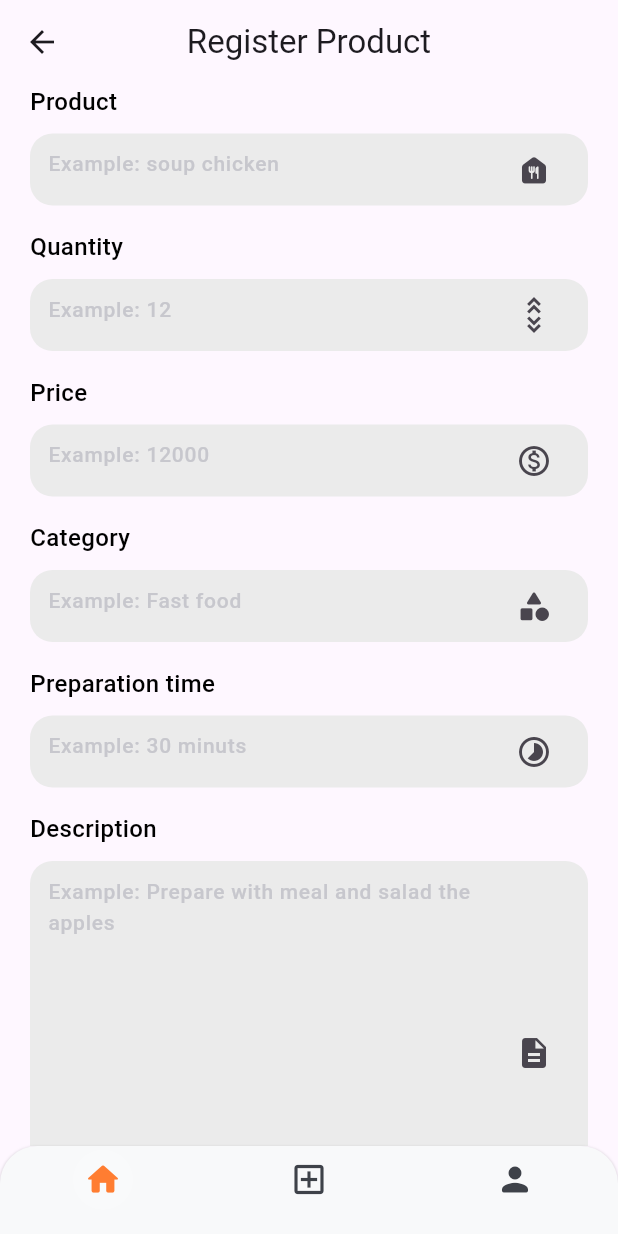
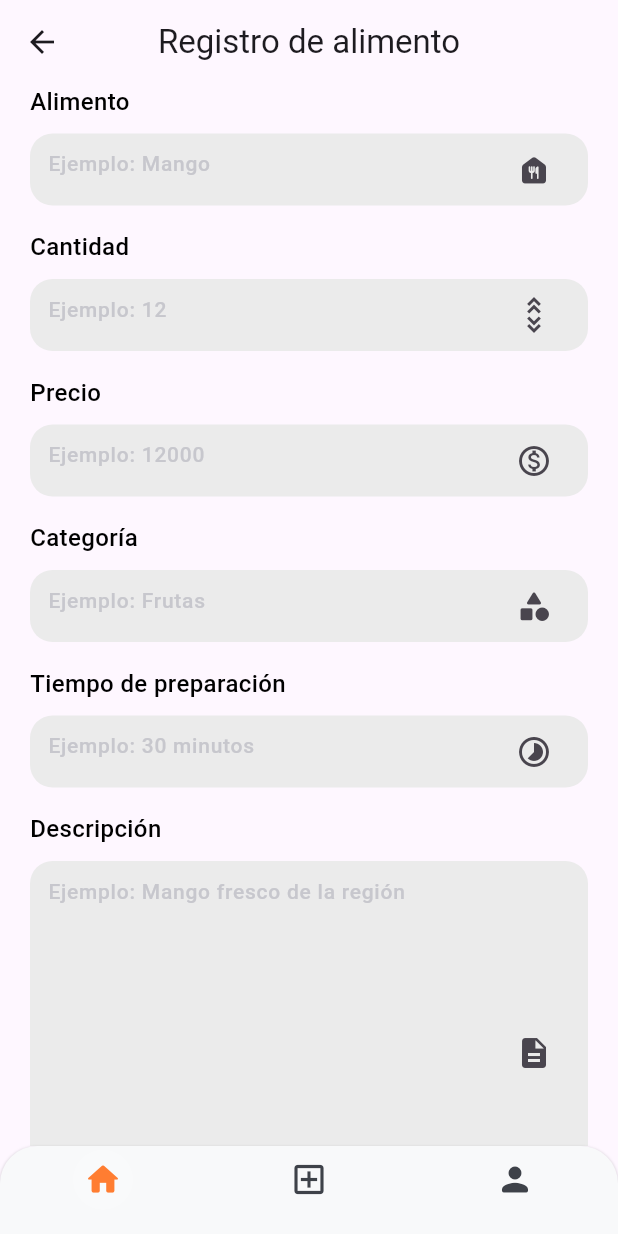
Before and after one commit to GiovanniNoRocket/ecosecha_app, a Flutter app: the FoodRegister screen opened directly, on a phone screen of 412 x 824 dp. Run offline on Flutter 3.47's test engine with Material 3 defaults, Android fonts, the phone set to English and light mode, and no system bars; our stand-ins replace awesome_dialog, cloud_firestore, dropdown_button2, email_validator, firebase_auth, firebase_core and 6 more; missing offline and left inert: flutter_verification_code, raised_buttons; accounts and stored records are empty; generated files the repository leaves out were written again; network calls fail.

Commit message:
Ultimas traducciones

```diff
--- a/lib/views/food_detail.dart
+++ b/lib/views/food_detail.dart
@@ -164,7 +164,7 @@ class _FoodDetailsPageState extends State<FoodDetailsPage> {
                           ),
                           child: Center(
                             child: Text(
-                              'Add x $selectedQuantity',
+                              'Agregar x $selectedQuantity',
                               style: const TextStyle(
                                   fontSize: 18.0,
                                   color: Colors.white,
@@ -201,10 +201,10 @@ class _FoodDetailsPageState extends State<FoodDetailsPage> {
                     ),
                     tabs: [
                       Tab(
-                        text: 'Food Details',
+                        text: 'Detalles del alimento',
                       ),
                       Tab(
-                        text: 'Food Reviews',
+                        text: 'Reseñas del alimento',
                       ),
                     ],
                   ),
--- a/lib/views/food_register.dart
+++ b/lib/views/food_register.dart
@@ -19,7 +19,6 @@ class FoodRegister extends StatefulWidget {
 
 class _FoodRegisterState extends State<FoodRegister> {
   late XFile sampleImage = XFile('');
-  //late final List<XFile> images = [];
   final formKey = GlobalKey<FormState>();
   final TextEditingController productController = TextEditingController();
   final TextEditingController quantityController = TextEditingController();
@@ -34,18 +33,8 @@ class _FoodRegisterState extends State<FoodRegister> {
   Widget build(BuildContext context) {
     return Scaffold(
       appBar: AppBar(
-        title: const Text("Register Product"),
+        title: const Text("Registro de alimento"),
         centerTitle: true,
-        /*leading: IconButton(
-          icon: const Icon(
-            Icons.arrow_back_ios,
-            color: Color(0xFF3a3737),
-          ),
-          onPressed: () {
-            Navigator.pushReplacement(
-                context, ScaleRoute(page: const HomeScreenOwner()));
-          },
-        ),*/
       ),
       body: enableUpload(),
       bottomNavigationBar: const NavBarOwner(),
@@ -64,25 +53,9 @@ class _FoodRegisterState extends State<FoodRegister> {
       }
     } catch (e) {
       showPersonalizedAlert(
-          context, "Unexpected error", AlertMessageType.error);
+          context, "Error inesperado", AlertMessageType.error);
     }
   }
-
-  /*Future<void> getImages() async {
-    try {
-      final List<XFile> pickedImages = await ImagePicker().pickMultiImage();
-
-      if (pickedImages.isNotEmpty) {
-        setState(() {
-          images.addAll(pickedImages);
-        });
-      }
-    } catch (e) {
-      // Manejar errores aquí
-      showPersonalizedAlert(
-          context, "Unexpected error", AlertMessageType.error);
-    }
-  }*/
 
   Widget enableUpload() {
     return SingleChildScrollView(
@@ -91,8 +64,8 @@ class _FoodRegisterState extends State<FoodRegister> {
         child: Column(
           children: <Widget>[
             CustomFormField(
-                headingText: "Product",
-                hintText: "Example: soup chicken",
+                headingText: "Alimento",
+                hintText: "Ejemplo: Mango",
                 obsecureText: false,
                 suffixIcon: const Icon(Icons.food_bank_rounded),
                 textInputType: TextInputType.name,
@@ -101,8 +74,8 @@ class _FoodRegisterState extends State<FoodRegister> {
                 maxLines: 1),
             const SizedBox(height: 16.0),
             CustomFormField(
-                headingText: "Quantity",
-                hintText: "Example: 12",
+                headingText: "Cantidad",
+                hintText: "Ejemplo: 12",
                 obsecureText: false,
                 suffixIcon: const Icon(Icons.unfold_more_double_sharp),
                 textInputType: TextInputType.number,
@@ -111,8 +84,8 @@ class _FoodRegisterState extends State<FoodRegister> {
                 maxLines: 1),
             const SizedBox(height: 16.0),
             CustomFormField(
-                headingText: "Price",
-                hintText: "Example: 12000",
+                headingText: "Precio",
+                hintText: "Ejemplo: 12000",
                 obsecureText: false,
                 suffixIcon: const Icon(Icons.monetization_on_outlined),
                 textInputType: TextInputType.number,
@@ -121,8 +94,8 @@ class _FoodRegisterState extends State<FoodRegister> {
                 maxLines: 1),
             const SizedBox(height: 16.0),
             CustomFormField(
-                headingText: "Category",
-                hintText: "Example: Fast food",
+                headingText: "Categoría",
+                hintText: "Ejemplo: Frutas",
                 obsecureText: false,
                 suffixIcon: const Icon(Icons.category_rounded),
                 textInputType: TextInputType.text,
@@ -131,8 +104,8 @@ class _FoodRegisterState extends State<FoodRegister> {
                 maxLines: 1),
             const SizedBox(height: 16.0),
             CustomFormField(
-                headingText: "Preparation time",
-                hintText: "Example: 30 minuts",
+                headingText: "Tiempo de preparación",
+                hintText: "Ejemplo: 30 minutos",
                 obsecureText: false,
                 suffixIcon: const Icon(Icons.timelapse_outlined),
                 textInputType: TextInputType.text,
@@ -141,8 +114,8 @@ class _FoodRegisterState extends State<FoodRegister> {
                 maxLines: 1),
             const SizedBox(height: 16.0),
             CustomFormField(
-                headingText: "Description",
-                hintText: "Example: Prepare with meal and salad the apples",
+                headingText: "Descripción",
+                hintText: "Ejemplo: Mango fresco de la región",
                 obsecureText: false,
                 suffixIcon: const Icon(Icons.description),
                 textInputType: TextInputType.text,
@@ -150,20 +123,7 @@ class _FoodRegisterState extends State<FoodRegister> {
                 controller: descriptionController,
                 maxLines: 10),
             const SizedBox(height: 16.0),
-            const Text("Add image your product"),
-            /*Wrap(
-              children: [
-                ...images.map((e) => Padding(
-                      padding: const EdgeInsets.all(5),
-                      child: Image.file(
-                        File(e.path),
-                        height: 90,
-                        width: 100,
-                      ),
-                    ))
-              ],
-            ),*/
-
+            const Text("Agrega una imagen del alimento"),
             if (sampleImage.path.isNotEmpty)
               Image.file(
                 File(sampleImage.path),
@@ -216,7 +176,8 @@ class _FoodRegisterState extends State<FoodRegister> {
           descriptionController.text,
           sampleImage);
     } else {
-      showPersonalizedAlert(context, "Expected error", AlertMessageType.error);
+      showPersonalizedAlert(
+          context, "Error inesperado", AlertMessageType.error);
     }
   }
 }
--- a/lib/views/historial.dart
+++ b/lib/views/historial.dart
@@ -18,7 +18,6 @@ class HistorialView extends StatelessWidget {
           style: TextStyle(fontWeight: FontWeight.bold),
         ),
         centerTitle: true,
-        // Add any other app bar customization as needed
       ),
       body: FutureBuilder<List<DetailPayment>>(
         future: DetailPaymentController().getDetailPaymentDelivered(uid),
@@ -42,8 +41,7 @@ class HistorialView extends StatelessWidget {
             if (detail != null && detail.isNotEmpty) {
               return SingleChildScrollView(
                 child: Padding(
-                  padding:
-                      const EdgeInsets.symmetric(horizontal: 10),
+                  padding: const EdgeInsets.symmetric(horizontal: 10),
                   child: ListView.separated(
                     shrinkWrap: true,
                     physics: const NeverScrollableScrollPhysics(),
--- a/lib/views/order_view.dart
+++ b/lib/views/order_view.dart
@@ -36,7 +36,7 @@ class _OrderViewState extends State<OrderView> {
     return Scaffold(
       appBar: AppBar(
         title: const Text(
-          'Orders',
+          'Ordenes en proceso',
           style: TextStyle(fontWeight: FontWeight.bold),
         ),
         centerTitle: true,
--- a/lib/views/otp_verification.dart
+++ b/lib/views/otp_verification.dart
@@ -85,14 +85,14 @@ class _OtpVerificationState extends State<OtpVerification> {
                 height: 80,
               ),
               const Text(
-                "OTP Verification",
+                "Verificación de OTP",
                 style: TextStyle(fontSize: 30, fontWeight: FontWeight.bold),
               ),
               const SizedBox(
                 height: 30,
               ),
               const Text(
-                "Enter the OTP code sent to +93 9302992929",
+                "Ingrese el código OTP enviado al +93 9302992929",
                 style: TextStyle(fontSize: 16, color: Colors.black),
                 textAlign: TextAlign.center,
                 maxLines: 2,
@@ -118,7 +118,7 @@ class _OtpVerificationState extends State<OtpVerification> {
                 mainAxisAlignment: MainAxisAlignment.center,
                 children: [
                   Text(
-                    "Didn't receive the OTP code?",
+                    "¿No recibiste el código OTP?",
                     style: TextStyle(fontSize: 14, color: Colors.grey.shade500),
                   ),
                   TextButton(
@@ -129,8 +129,8 @@ class _OtpVerificationState extends State<OtpVerification> {
                     },
                     child: Text(
                       _isResendAgain
-                          ? "Try again in $_start"
-                          : "Resend",
+                          ? "Inténtalo de nuevo en $_start segundos"
+                          : "Reenviar",
                       style: const TextStyle(
                           fontSize: 14,
                           fontWeight: FontWeight.bold,
@@ -171,7 +171,7 @@ class _OtpVerificationState extends State<OtpVerification> {
                             size: 30,
                           )
                         : const Text(
-                            "Verify OTP",
+                            "Verificar OTP",
                             style: TextStyle(
                                 color: Colors.white,
                                 fontSize: 20,
--- a/lib/views/product_update.dart
+++ b/lib/views/product_update.dart
@@ -22,7 +22,6 @@ class ProductUpdate extends StatefulWidget {
 
 class _ProductUpdateState extends State<ProductUpdate> {
   late XFile sampleImage = XFile('');
-  //late final List<XFile> images = [];
   final formKey = GlobalKey<FormState>();
   final TextEditingController productController = TextEditingController();
   final TextEditingController quantityController = TextEditingController();
```
